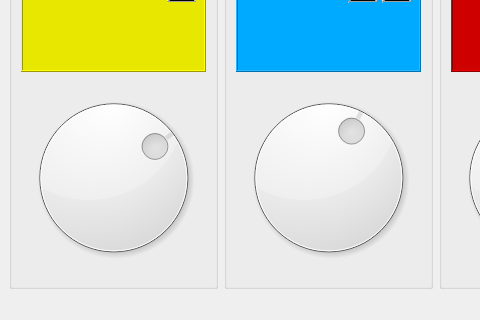
Old version of the form principal.ui in the repository C-A-L-E-L/Qt_Conversor_Temperatura; both pictures show x 0 to 480 and y 166 to 486 of the 657 by 486 pixel window.
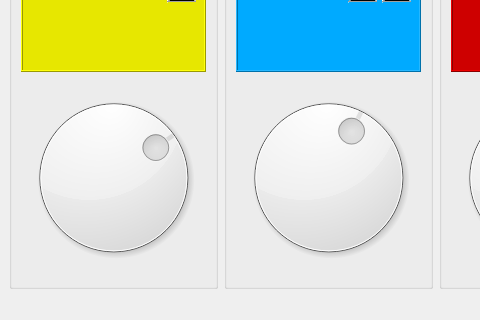
New version of the form. Icons and pictures are not drawn.

Commit message: Convercion Reciproca Kelvin

```diff
--- a/principal.ui
+++ b/principal.ui
@@ -35,7 +35,7 @@
        <item>
         <widget class="QDial" name="inCent">
          <property name="minimum">
-          <number>-210</number>
+          <number>-215</number>
          </property>
          <property name="maximum">
           <number>100</number>
```
The commit also changes 1 other file.
